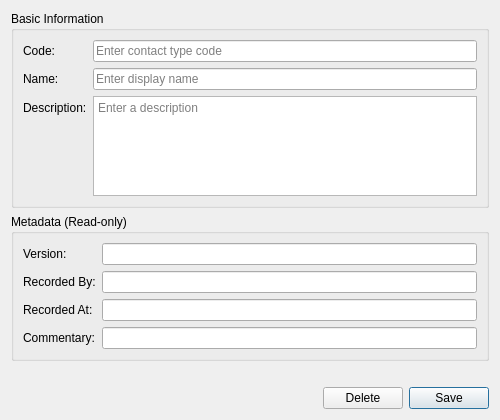
Above: projects/ores.qt/ui/ContactTypeDetailDialog.ui from OreStudio/OreStudio before the change. Below: the same form after it.
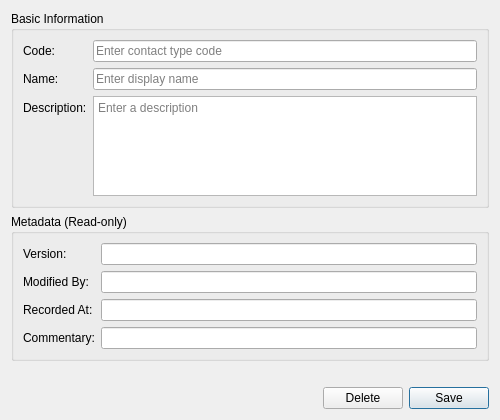
That is the form after the change.

Commit message: [protocol] Fix audit trail metadata: rename recorded_by, remove from wire format

Diff of the .ui file:
```diff
--- a/projects/ores.qt/ui/ContactTypeDetailDialog.ui
+++ b/projects/ores.qt/ui/ContactTypeDetailDialog.ui
@@ -112,7 +112,7 @@
       <item row="1" column="0">
        <widget class="QLabel" name="labelRecordedBy">
         <property name="text">
-         <string>Recorded By:</string>
+         <string>Modified By:</string>
         </property>
        </widget>
       </item>
```
Left out of the diff: 4 changed lines with no effect on the pictures. The commit also changes 473 other files.
